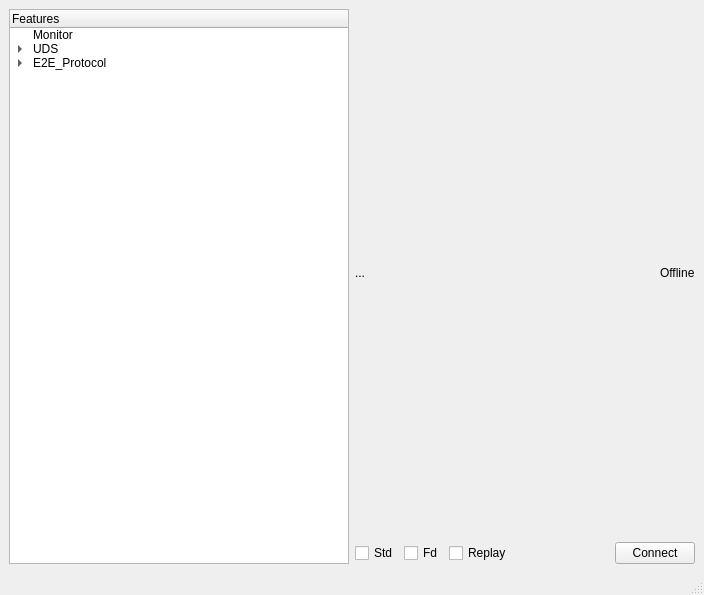
Before: the Qt Designer form mainwindow.ui in aslansq/CANmaster, drawn with Qt 5.
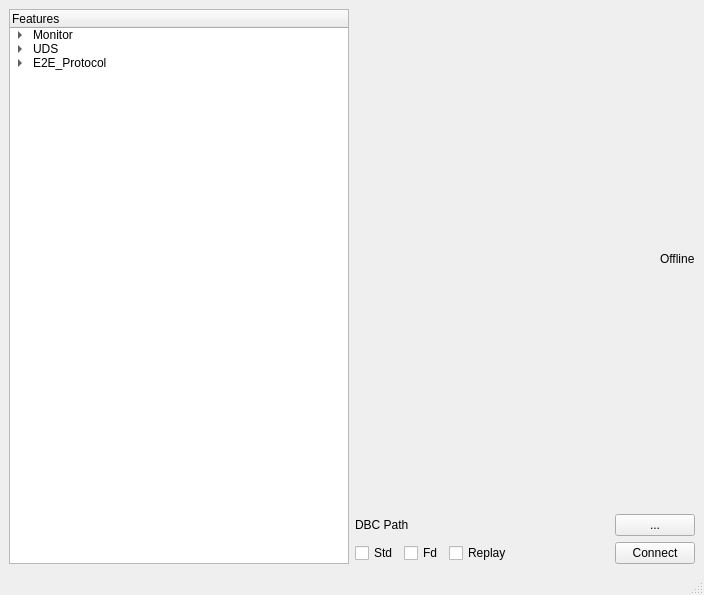
After: the same form once the commit is applied.

```diff
--- a/mainwindow.ui
+++ b/mainwindow.ui
@@ -14,7 +14,7 @@
    <string>CANmaster</string>
   </property>
   <widget class="QWidget" name="centralwidget">
-   <layout class="QVBoxLayout" name="verticalLayout_2">
+   <layout class="QVBoxLayout" name="verticalLayout">
     <item>
      <layout class="QHBoxLayout" name="horizontalLayout_3">
       <item>
@@ -28,6 +28,16 @@
          <property name="text">
           <string>Monitor</string>
          </property>
+         <item>
+          <property name="text">
+           <string>Monitor_Graph</string>
+          </property>
+         </item>
+         <item>
+          <property name="text">
+           <string>Monitor_Tree_View</string>
+          </property>
+         </item>
         </item>
         <item>
          <property name="text">
@@ -43,6 +53,11 @@
            <string>UDS_Tracer</string>
           </property>
          </item>
+         <item>
+          <property name="text">
+           <string>UDS_Flasher</string>
+          </property>
+         </item>
         </item>
         <item>
          <property name="text">
@@ -65,13 +80,6 @@
        <layout class="QVBoxLayout" name="mainVerticalLayout">
         <item>
          <layout class="QHBoxLayout" name="horizontalLayout_2">
-          <item>
-           <widget class="QLabel" name="statusLabel">
-            <property name="text">
-             <string>...</string>
-            </property>
-           </widget>
-          </item>
           <item>
            <spacer name="horizontalSpacer_2">
             <property name="orientation">
@@ -94,6 +102,46 @@
           </item>
          </layout>
         </item>
+        <item>
+         <layout class="QHBoxLayout" name="horizontalLayout_4">
+          <item>
+           <widget class="QLabel" name="dbcFileLabel">
+            <property name="text">
+             <string>DBC Path</string>
+            </property>
+           </widget>
+          </item>
+          <item>
+           <spacer name="horizontalSpacer_3">
+            <property name="orientation">
+             <enum>Qt::Horizontal</enum>
+            </property>
+            <property name="sizeHint" stdset="0">
+             <size>
+              <width>40</width>
+              <height>20</height>
+             </size>
+            </property>
+           </spacer>
+          </item>
+          <item>
+           <widget class="QPushButton" name="dbcPushButton">
+            <property name="text">
+             <string>...</string>
+            </property>
+            <property name="iconSize">
+             <size>
+              <width>16</width>
+              <height>16</height>
+             </size>
+            </property>
+            <property name="checkable">
+             <bool>false</bool>
+            </property>
+           </widget>
+          </item>
+         </layout>
+        </item>
         <item>
          <layout class="QHBoxLayout" name="horizontalLayout">
           <item>
@@ -135,6 +183,9 @@
             <property name="text">
              <string>Connect</string>
             </property>
+            <property name="checkable">
+             <bool>true</bool>
+            </property>
            </widget>
           </item>
          </layout>
```
